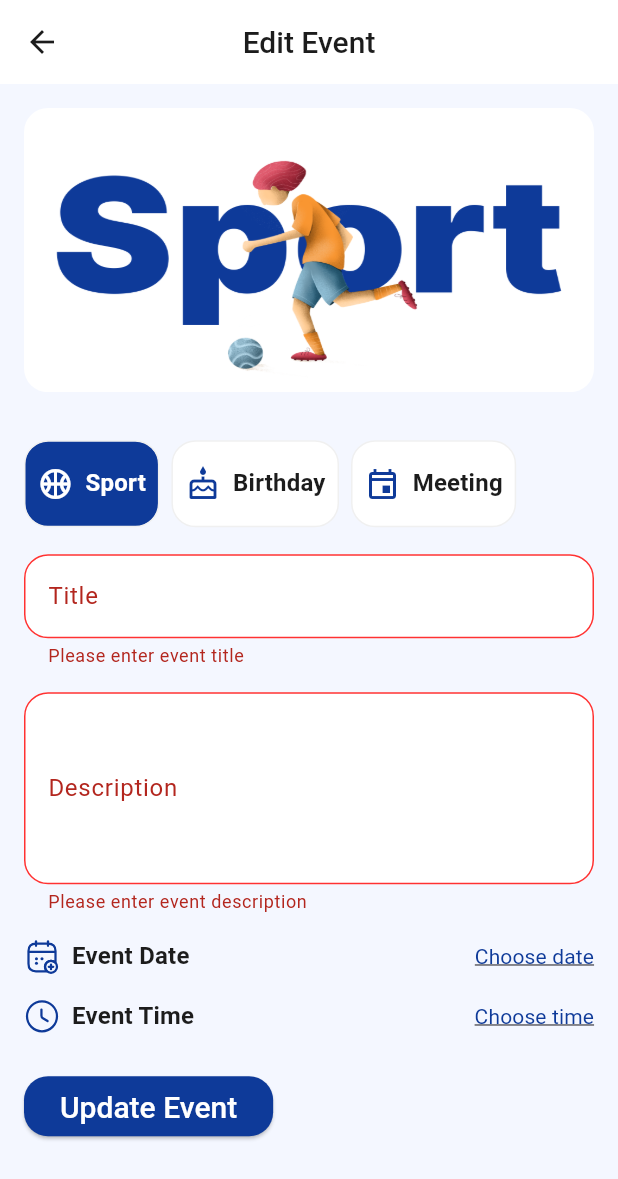
After one commit to mohamedadel289/evently, a Flutter app: the EditEventScreen screen opened by its route, after a tap on "Update Event", on a phone screen of 412 x 824 dp. The commit adds this screen. Shown: the top 1179 px of the screen. Run offline on Flutter 3.47's test engine with Material 3 defaults, Android fonts, the phone set to English and light mode, and no system bars; our stand-ins replace cloud_firestore, firebase_auth, firebase_core, flutter_svg, fluttertoast, google_sign_in; accounts and stored records are empty.

Commit message:
Add update && delete event screen

```diff
--- a/lib/l10n/app_ar.arb
+++ b/lib/l10n/app_ar.arb
@@ -38,6 +38,8 @@
   "eventDetails": "تفاصيل الفعالية",
   "welcomeBack": "مرحبًا بعودتك ✨",
   "guest": "زائر",
+  "EditEvent": "تعديل الفعالية",
+  "updateEvent": "تحديث الفعالية",
   "all": "الكل",
   "addEvent": "إضافة فعالية",
   "title": "العنوان",
--- a/lib/l10n/app_en.arb
+++ b/lib/l10n/app_en.arb
@@ -67,6 +67,8 @@
     "googleSignInFailed": "Google sign-in failed",
     "sport": "Sport",
     "birthday": "Birthday",
+    "updateEvent": "Update Event",
+    "EditEvent": "Edit Event",
     "meeting": "Meeting",
     "eventDetails": "Event Details",
     "findEventsThatInspireYou": "Find Events That Inspire You",
--- a/lib/l10n/app_localizations.dart
+++ b/lib/l10n/app_localizations.dart
@@ -500,6 +500,12 @@ abstract class AppLocalizations {
   /// **'Birthday'**
   String get birthday;
 
+  /// No description provided for @updateEvent.
+  ///
+  /// In en, this message translates to:
+  /// **'Update Event'**
+  String get updateEvent;
+
   /// No description provided for @meeting.
   ///
   /// In en, this message translates to:
--- a/lib/l10n/app_localizations_ar.dart
+++ b/lib/l10n/app_localizations_ar.dart
@@ -214,6 +214,9 @@ class AppLocalizationsAr extends AppLocalizations {
   String get birthday => 'عيد ميلاد';
 
   @override
+  String get updateEvent => 'تحديث الفعالية';
+
+  @override
   String get meeting => 'اجتماع';
 
   @override
--- a/lib/l10n/app_localizations_en.dart
+++ b/lib/l10n/app_localizations_en.dart
@@ -214,6 +214,9 @@ class AppLocalizationsEn extends AppLocalizations {
   String get birthday => 'Birthday';
 
   @override
+  String get updateEvent => 'Update Event';
+
+  @override
   String get meeting => 'Meeting';
 
   @override
--- a/lib/main.dart
+++ b/lib/main.dart
@@ -7,6 +7,7 @@ import 'package:evently/provider/setting_provider.dart';
 import 'package:evently/provider/user_provider.dart';
 import 'package:evently/screens/Add_event.dart';
 import 'package:evently/screens/create_event_screen.dart';
+import 'package:evently/screens/edit_event_screen.dart';
 import 'package:evently/screens/final_onbording_screen.dart';
 import 'package:evently/screens/forget_password.dart';
 import 'package:evently/screens/intro_onbording.dart';
@@ -48,6 +49,7 @@ class evently extends StatelessWidget {
       IntroOnbording.routeName:(_)=> IntroOnbording(),
       FinalOnbordingScreen.routeName:(_)=> FinalOnbordingScreen(),
       editfromevents.routeName:(_)=> editfromevents(),
+      EditEventScreen.routeName:(_)=> EditEventScreen(),
      },
      initialRoute: IntroOnbording.routeName,
     localizationsDelegates:AppLocalizations.localizationsDelegates,
--- a/lib/screens/Add_event.dart
+++ b/lib/screens/Add_event.dart
@@ -2,9 +2,12 @@ import 'package:evently/app_theme.dart';
 import 'package:evently/l10n/app_localizations.dart';
 import 'package:evently/models/Event_Model.dart';
 import 'package:evently/models/categories_model.dart';
+import 'package:evently/provider/events_provider.dart';
+import 'package:evently/widgets/firebase_services.dart';
 import 'package:flutter/material.dart';
 import 'package:flutter_svg/svg.dart';
 import 'package:intl/intl.dart';
+import 'package:provider/provider.dart';
 
 class editfromevents extends StatelessWidget {
   int currentIndex = 0;
@@ -29,8 +32,16 @@ class editfromevents extends StatelessWidget {
               Icons.edit,
               color: isDarkMode ? AppTheme.primaryLight : AppTheme.primaryDark,
             ),
-            onPressed: () {
-              // Handle edit action
+            onPressed: () async{
+              // Navigate to the edit event screen with the event data
+             await Navigator.pushNamed(
+                context,
+                '/EditEventScreen',
+                arguments: event,
+              );
+              if(context.mounted){
+                Navigator.pop(context);
+              }
             },
           ),
           IconButton(
@@ -38,8 +49,13 @@ class editfromevents extends StatelessWidget {
               Icons.delete,
               color: isDarkMode ? AppTheme.red : AppTheme.red,
             ),
-            onPressed: () {
-              // Handle delete action
+            onPressed: () async {
+
+             await firebase_services.deleteEvent(event!.id);
+              if(context.mounted){
+                await Provider.of<eventsProvider>(context, listen: false).getEvents();
+                Navigator.pop(context);
+              }
             },
           ),
         ],
--- /dev/null
+++ b/lib/screens/edit_event_screen.dart
@@ -0,0 +1,276 @@
+import 'package:evently/app_theme.dart';
+import 'package:evently/l10n/app_localizations.dart';
+import 'package:evently/models/Event_Model.dart';
+import 'package:evently/models/categories_model.dart';
+import 'package:evently/provider/events_provider.dart';
+import 'package:evently/provider/setting_provider.dart';
+import 'package:evently/tabs/home/tab_items.dart';
+import 'package:evently/widgets/firebase_services.dart';
+import 'package:flutter/material.dart';
+import 'package:flutter_svg/flutter_svg.dart';
+import 'package:intl/intl.dart';
+import 'package:provider/provider.dart';
+
+class EditEventScreen extends StatefulWidget {
+  static const String routeName = '/EditEventScreen';
+  const EditEventScreen({super.key});
+
+  @override
+  State<EditEventScreen> createState() => _EditEventScreenState();
+}
+
+class _EditEventScreenState extends State<EditEventScreen> {
+  TextEditingController titleController = TextEditingController();
+  TextEditingController descriptionController = TextEditingController();
+  CategoriesModel selectedCategory = CategoriesModel.Categories.first;
+  int currentIndex = 0;
+  DateTime? selectedDate;
+  TimeOfDay? selectedTime;
+  DateFormat dateFormat = DateFormat('dd-MM-yyyy');
+  GlobalKey<FormState> formKey = GlobalKey<FormState>();
+
+  EventModel? event;
+  bool isInitialized = false;
+
+  @override
+  void didChangeDependencies() {
+    super.didChangeDependencies();
+    if (!isInitialized) {
+      event = ModalRoute.of(context)?.settings.arguments as EventModel?;
+      if (event != null) {
+        titleController.text = event!.title;
+        descriptionController.text = event!.description;
+        selectedDate = event!.date;
+        selectedTime = TimeOfDay.fromDateTime(event!.date);
+
+
+        final catIndex = CategoriesModel.Categories.indexWhere(
+          (c) => c.id == event!.category.id,
+        );
+        if (catIndex != -1) {
+          currentIndex = catIndex;
+          selectedCategory = CategoriesModel.Categories[currentIndex];
+        }
+      }
+      isInitialized = true;
+    }
+  }
+
+  @override
+  void dispose() {
+    titleController.dispose();
+    descriptionController.dispose();
+    super.dispose();
+  }
+
+  @override
+  Widget build(BuildContext context) {
+    final isDarkMode = Provider.of<SettingProvider>(context).isDarkMode;
+    AppLocalizations l10n = AppLocalizations.of(context)!;
+
+    String categoryLabel(String id) => switch (id) {
+          'sport' => l10n.sport,
+          'birthday' => l10n.birthday,
+          'meeting' => l10n.meeting,
+          _ => id,
+        };
+
+    return Scaffold(
+      appBar: AppBar(
+        backgroundColor: isDarkMode ? AppTheme.navy : AppTheme.white,
+        title: Text(
+          'Edit Event',
+          style: Theme.of(context).textTheme.titleLarge,
+        ),
+      ),
+      body: Padding(
+        padding: const EdgeInsets.all(16.0),
+        child: Form(
+          key: formKey,
+          child: SingleChildScrollView(
+            child: Column(
+              crossAxisAlignment: CrossAxisAlignment.start,
+              children: [
+                ClipRRect(
+                  borderRadius: BorderRadius.circular(16.0),
+                  child: Image.asset(
+                    'assets/images/${CategoriesModel.Categories[currentIndex].ImageName}.png',
+                    width: double.infinity,
+                    height: MediaQuery.of(context).size.height * 0.23,
+                    fit: BoxFit.fill,
+                  ),
+                ),
+                const SizedBox(height: 16),
+                DefaultTabController(
+                  length: CategoriesModel.Categories.length,
+                  initialIndex: currentIndex,
+                  child: TabBar(
+                    onTap: (index) {
+                      if (currentIndex == index) return;
+                      setState(() {
+                        currentIndex = index;
+                        selectedCategory = CategoriesModel.Categories[currentIndex];
+                      });
+                    },
+                    isScrollable: true,
+                    padding: const EdgeInsets.symmetric(vertical: 16),
+                    dividerColor: Colors.transparent,
+                    indicatorColor: Colors.transparent,
+                    labelPadding: const EdgeInsets.only(right: 8),
+                    tabAlignment: TabAlignment.start,
+                    tabs: CategoriesModel.Categories.map(
+                      (category) => TabItems(
+                        title: categoryLabel(category.id),
+                        icon: category.icon,
+                        isSelected:
+                            currentIndex == CategoriesModel.Categories.indexOf(category),
+                      ),
+                    ).toList(),
+                  ),
+                ),
+                TextFormField(
+                  controller: titleController,
+                  decoration: InputDecoration(
+                    labelText: l10n.title,
+                    hintText: l10n.eventTitle,
+                  ),
+                  validator: (value) {
+                    if (value == null || value.trim().isEmpty) {
+                      return l10n.pleaseEnterEventTitle;
+                    }
+                    return null;
+                  },
+                ),
+                const SizedBox(height: 16),
+                TextFormField(
+                  controller: descriptionController,
+                  decoration: InputDecoration(
+                    labelText: l10n.description,
+                    hintText: l10n.eventDescription,
+                  ),
+                  maxLines: 4,
+                  validator: (value) {
+                    if (value == null || value.trim().isEmpty) {
+                      return l10n.pleaseEnterEventDescription;
+                    }
+                    return null;
+                  },
+                ),
+                const SizedBox(height: 16),
+                // حقل التاريخ
+                Row(
+                  children: [
+                    SvgPicture.asset(
+                      'assets/icons/calendar-add.svg',
+                      width: 24,
+                      height: 24,
+                      fit: BoxFit.scaleDown,
+                    ),
+                    const SizedBox(width: 8),
+                    Text(
+                      l10n.eventDate,
+                      style: Theme.of(context).textTheme.titleMedium,
+                    ),
+                    const Spacer(),
+                    InkWell(
+                      onTap: () async {
+                        DateTime? date = await showDatePicker(
+                          context: context,
+                          firstDate: DateTime.now().subtract(const Duration(days: 365)),
+                          lastDate: DateTime.now().add(const Duration(days: 365)),
+                          initialDate: selectedDate ?? DateTime.now(),
+                        );
+                        if (date != null) {
+                          setState(() {
+                            selectedDate = date;
+                          });
+                        }
+                      },
+                      child: Text(
+                        selectedDate == null
+                            ? l10n.chooseDate
+                            : dateFormat.format(selectedDate!),
+                        style: Theme.of(context).textTheme.titleSmall?.copyWith(
+                              color: AppTheme.primaryLight,
+                              decoration: TextDecoration.underline,
+                            ),
+                      ),
+                    ),
+                  ],
+                ),
+                const SizedBox(height: 16),
+                // حقل الوقت
+                Row(
+                  children: [
+                    SvgPicture.asset(
+                      'assets/icons/clock.svg',
+                      width: 24,
+                      height: 24,
+                      fit: BoxFit.scaleDown,
+                    ),
+                    const SizedBox(width: 8),
+                    Text(
+                      l10n.eventTime,
+                      style: Theme.of(context).textTheme.titleMedium,
+                    ),
+                    const Spacer(),
+                    InkWell(
+                      onTap: () async {
+                        TimeOfDay? time = await showTimePicker(
+                          context: context,
+                          initialTime: selectedTime ?? TimeOfDay.now(),
+                        );
+                        if (time != null) {
+                          setState(() {
+                            selectedTime = time;
+                          });
+                        }
+                      },
+                      child: Text(
+                        selectedTime == null
+                            ? l10n.chooseTime
+                            : selectedTime!.format(context),
+                        style: Theme.of(context).textTheme.titleSmall?.copyWith(
+                              color: AppTheme.primaryLight,
+                              decoration: TextDecoration.underline,
+                            ),
+                      ),
+                    ),
+                  ],
+                ),
+                const SizedBox(height: 24),
+                ElevatedButton(
+                  onPressed: () async {
+                    if (formKey.currentState!.validate() && event != null) {
+                      final updatedEvent = EventModel(
+                        id: event!.id,
+                        title: titleController.text.trim(),
+                        description: descriptionController.text.trim(),
+                        category: selectedCategory,
+                        date: DateTime(
+                          selectedDate?.year ?? DateTime.now().year,
+                          selectedDate?.month ?? DateTime.now().month,
+                          selectedDate?.day ?? DateTime.now().day,
+                          selectedTime?.hour ?? 0,
+                          selectedTime?.minute ?? 0,
+                        ),
+                      );
+
+                      await firebase_services.updateEvent(updatedEvent);
+                      if (mounted) {
+                        await Provider.of<eventsProvider>(context, listen: false).getEvents();
+                        Navigator.pop(context, updatedEvent);
+                      }
+                    }
+                  },
+                  child: const Text('Update Event'),
+                ),
+                const SizedBox(height: 24),
+              ],
+            ),
+          ),
+        ),
+      ),
+    );
+  }
+}
--- a/lib/widgets/event_item.dart
+++ b/lib/widgets/event_item.dart
@@ -19,7 +19,16 @@ class EventItem extends StatelessWidget {
     Size size = MediaQuery.of(context).size;
     TextTheme textTheme = Theme.of(context).textTheme;
     Color primaryColor = Theme.of(context).primaryColor;
-    return Stack(
+
+    return GestureDetector(
+      onTap: () {
+        Navigator.pushNamed(
+          context,
+          '/editfromevents',
+          arguments: event,
+        );
+      },
+      child: Stack(
         children: [
           ClipRRect(
             borderRadius: BorderRadius.circular(16),
@@ -97,6 +106,7 @@ class EventItem extends StatelessWidget {
             ),
           ),
         ],
+      ),
     );
   }
 }
--- a/lib/widgets/firebase_services.dart
+++ b/lib/widgets/firebase_services.dart
@@ -32,7 +32,11 @@ class firebase_services {
     QuerySnapshot<EventModel> querySnapshot = await collection
         .orderBy('date')
         .get();
-    return querySnapshot.docs.map((docSnapshot) => docSnapshot.data()).toList();
+    return querySnapshot.docs.map((docSnapshot) {
+      final event = docSnapshot.data();
+      event.id = docSnapshot.id;
+      return event;
+    }).toList();
   }
 
   static Future<void> logout() async => await FirebaseAuth.instance.signOut();
@@ -162,4 +166,14 @@ class firebase_services {
   static Future<void> restpassword(String email) async {
     await FirebaseAuth.instance.sendPasswordResetEmail(email: email);
   }
+  static Future<void> deleteEvent(String eventId) async {
+    CollectionReference<EventModel> collection = getcollection();
+    DocumentReference<EventModel> doc = collection.doc(eventId);
+    await doc.delete();
+  }
+  static Future<void> updateEvent(EventModel event) async {
+    CollectionReference<EventModel> collection = getcollection();
+    DocumentReference<EventModel> doc = collection.doc(event.id);
+    await doc.update(event.toJson());
+  }
 }
```
Lines whose indentation alone changed are shown as unchanged.
